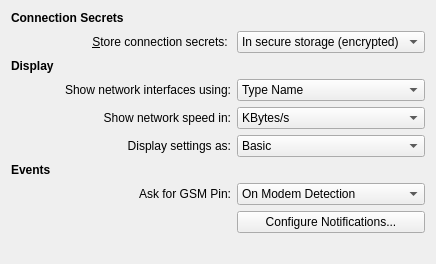
Before: the Qt Designer form settings/config/othersettings.ui in KDE/networkmanagement, drawn with Qt 5.
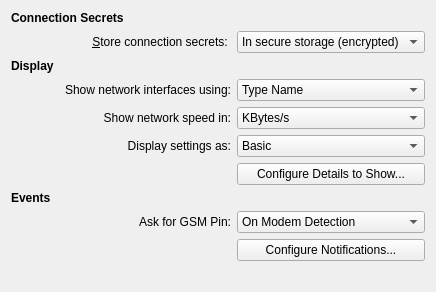
After: the same form once the commit is applied. Custom widgets are drawn as their Qt base class.

Commit message: Add detail keys editor to select what details to show in the interfade detail window.

Patch:
```diff
--- a/settings/config/othersettings.ui
+++ b/settings/config/othersettings.ui
@@ -137,14 +137,21 @@
      </item>
     </widget>
    </item>
-   <item row="6" column="0">
+   <item row="6" column="2">
+    <widget class="QPushButton" name="detailsButton">
+     <property name="text">
+      <string>Configure Details to Show...</string>
+     </property>
+    </widget>
+   </item>
+   <item row="7" column="0">
     <widget class="QLabel" name="label_5">
      <property name="text">
       <string>&lt;b&gt;Events&lt;/b&gt;</string>
      </property>
     </widget>
    </item>
-   <item row="7" column="0" colspan="2">
+   <item row="8" column="0" colspan="2">
     <widget class="QLabel" name="askPinLabel">
      <property name="text">
       <string>Ask for GSM Pin:</string>
@@ -154,7 +161,7 @@
      </property>
     </widget>
    </item>
-   <item row="7" column="2">
+   <item row="8" column="2">
     <widget class="KComboBox" name="kcfg_AskForGsmPin">
      <item>
       <property name="text">
@@ -168,14 +175,14 @@
      </item>
     </widget>
    </item>
-   <item row="8" column="2">
+   <item row="9" column="2">
     <widget class="QPushButton" name="notificationsButton">
      <property name="text">
       <string>Configure Notifications...</string>
      </property>
     </widget>
    </item>
-   <item row="9" column="1">
+   <item row="10" column="1">
     <spacer name="verticalSpacer">
      <property name="orientation">
       <enum>Qt::Vertical</enum>
@@ -188,7 +195,7 @@
      </property>
     </spacer>
    </item>
-   <item row="10" column="0">
+   <item row="11" column="0">
     <widget class="QLabel" name="lblVersion"/>
    </item>
   </layout>
```
The commit also changes 12 other files.
